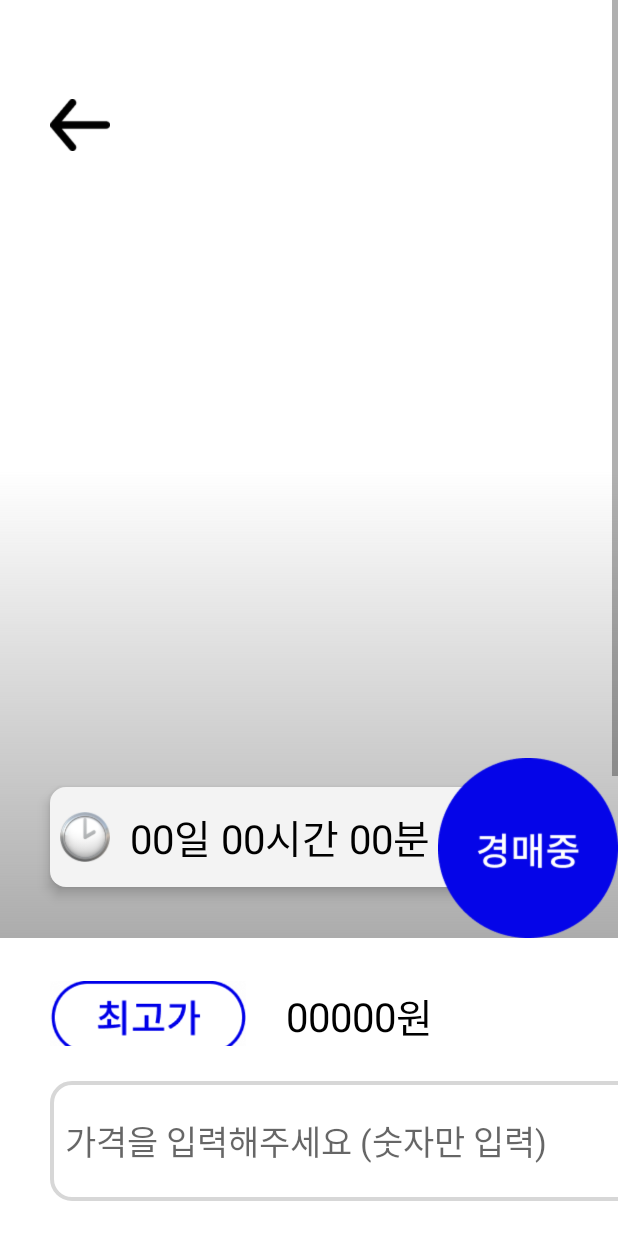
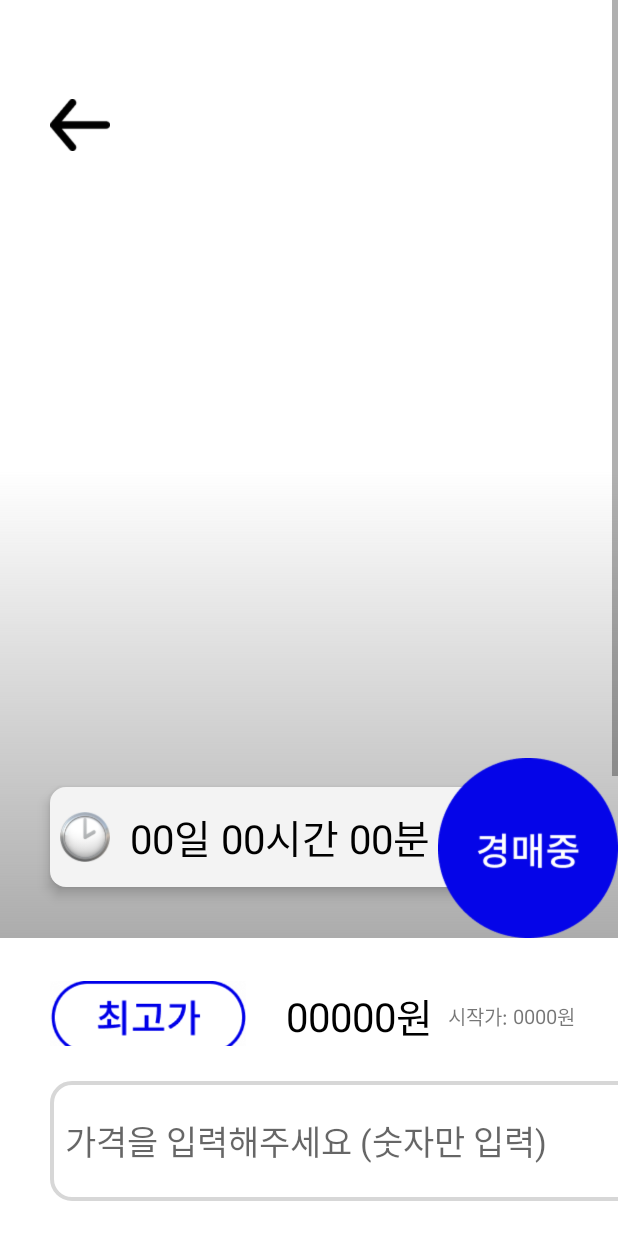
Before and after one commit to Kusitms-8Seconds/HUP-Android, an Android app: the BidPage screen opened directly, with no data from a screen before it, on a phone screen of 412 x 824 dp. Run offline under Robolectric (Android 15) with nearby library versions, the phone set to English and light mode, and no system bars; network calls fail; pictures from the network do not load; 1 statement that could not run was skipped.

```diff
--- a/app/src/main/java/com/example/auctionapp/domain/pricesuggestion/presenter/BidPagePresenter.java
+++ b/app/src/main/java/com/example/auctionapp/domain/pricesuggestion/presenter/BidPagePresenter.java
@@ -128,6 +128,7 @@ public class BidPagePresenter implements Presenter{
             if(response.body().getFileNames().size()!=0){
                 Glide.with(context).load(Constants.imageBaseUrl+response.body().getFileNames().get(0))
                         .into(binding.bidImage); }
+            binding.initPrice.setText(String.valueOf(response.body().getInitPrice()));
             LocalDateTime startDateTime = LocalDateTime.now();
             LocalDateTime endDateTime = response.body().getAuctionClosingDate();
             String days = String.valueOf(ChronoUnit.DAYS.between(startDateTime, endDateTime));
--- a/app/src/main/res/layout/activity_bid_page.xml
+++ b/app/src/main/res/layout/activity_bid_page.xml
@@ -131,6 +131,31 @@
                         android:text="원"
                         android:textColor="#000000"
                         android:textSize="40px" />
+                    <TextView
+                        android:id="@+id/textView12"
+                        android:layout_width="wrap_content"
+                        android:layout_height="wrap_content"
+                        android:layout_gravity="center"
+                        android:layout_weight="0"
+                        android:layout_marginStart="10dp"
+                        android:text="시작가: "
+                        android:textSize="20px" />
+                    <TextView
+                        android:id="@+id/initPrice"
+                        android:layout_width="wrap_content"
+                        android:layout_height="wrap_content"
+                        android:layout_gravity="center"
+                        android:layout_weight="0"
+                        android:text="0000"
+                        android:textSize="20px" />
+                    <TextView
+                        android:id="@+id/textView14"
+                        android:layout_width="wrap_content"
+                        android:layout_height="wrap_content"
+                        android:layout_gravity="center"
+                        android:layout_weight="0"
+                        android:text="원"
+                        android:textSize="20px" />
                 </LinearLayout>
 
                 <LinearLayout
```
